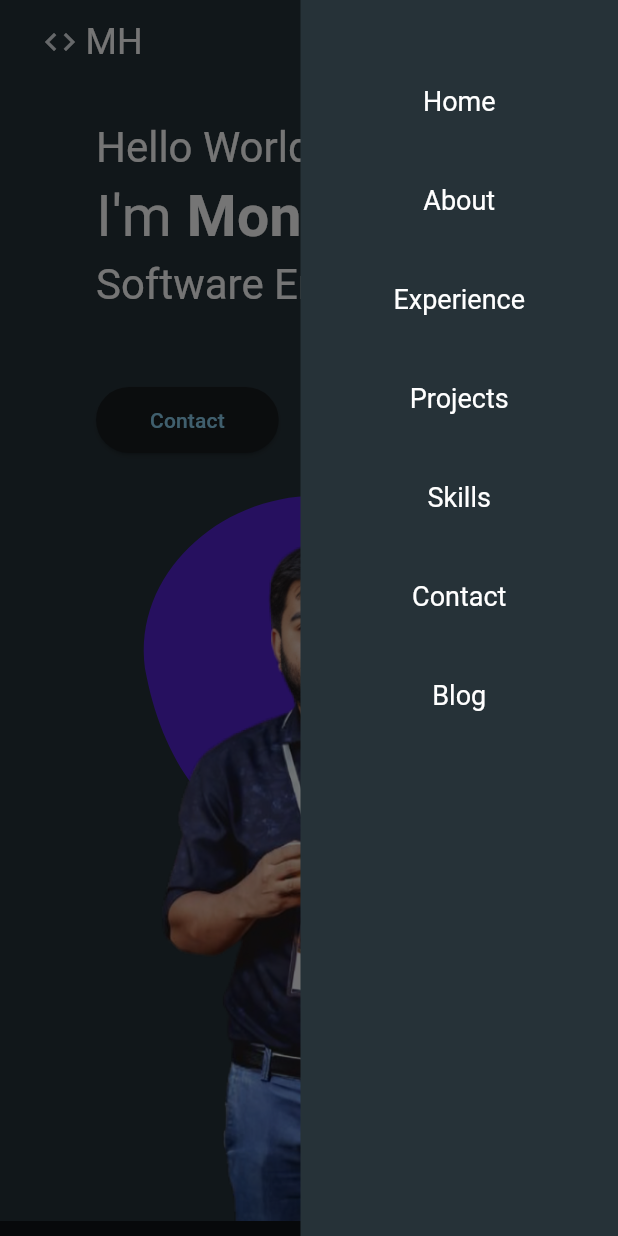
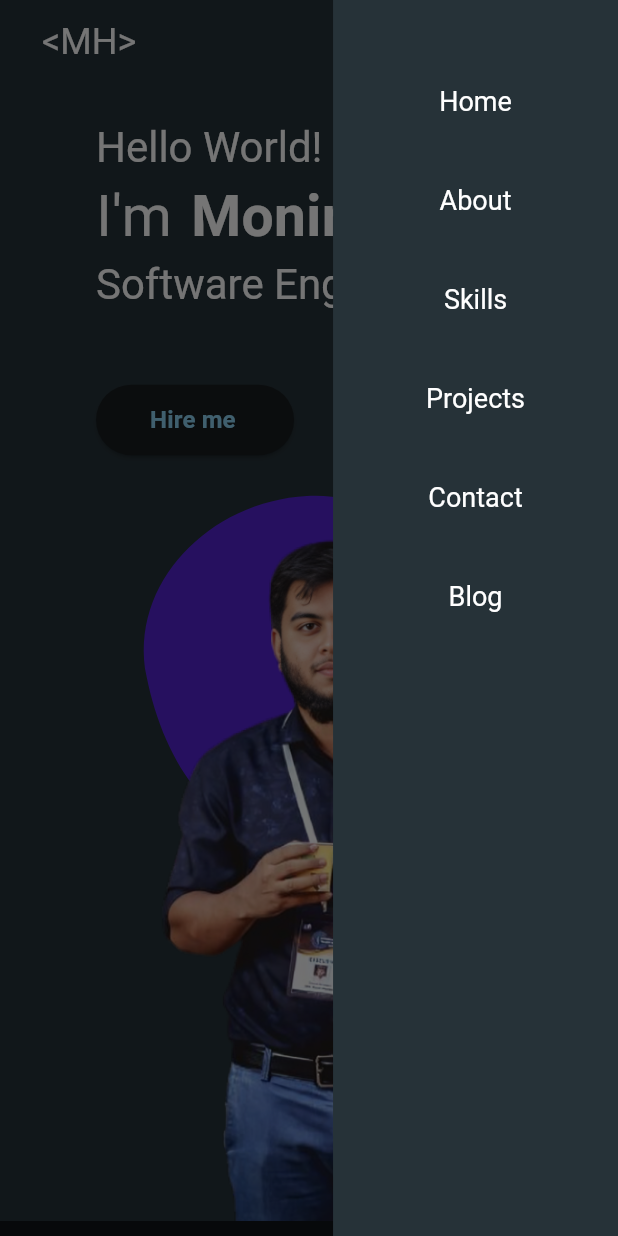
Before and after one commit to monirhelalee/portfolio_website_with_flutter, a Flutter app: the screen it shows after launch, with the side drawer open, on a phone screen of 412 x 824 dp. Run offline on Flutter 3.47's test engine with Material 3 defaults, Android fonts, the light colour scheme and no system bars; our stand-ins replace flutter_svg, go_router, lottie; network calls fail.

Commit message:
column menu redesign

```diff
--- a/lib/features/home/view/widgets/column_menu_widget.dart
+++ b/lib/features/home/view/widgets/column_menu_widget.dart
@@ -19,15 +19,11 @@ class ColumnMenuWidget extends StatelessWidget {
           const SizedBox(
             height: 30,
           ),
-          _nameWidget(context, title: 'Experience', onTap: () {}),
+          _nameWidget(context, title: 'Skills', onTap: () {}),
           const SizedBox(
             height: 30,
           ),
           _nameWidget(context, title: 'Projects', onTap: () {}),
-          const SizedBox(
-            height: 30,
-          ),
-          _nameWidget(context, title: 'Skills', onTap: () {}),
           const SizedBox(
             height: 30,
           ),
--- a/lib/features/home/view/widgets/home_widget.dart
+++ b/lib/features/home/view/widgets/home_widget.dart
@@ -65,7 +65,7 @@ class HomeWidget extends StatelessWidget {
   }
 
   Widget _helloWorld(context) {
-    return Text(
+    return SelectableText(
       'Hello World!',
       style: Theme.of(context).textTheme.headlineSmall?.copyWith(
             fontSize: 28,
@@ -77,14 +77,14 @@ class HomeWidget extends StatelessWidget {
   Widget _name(context) {
     return const Row(
       children: [
-        Text(
+        SelectableText(
           "I'm ",
           style: TextStyle(
             fontSize: 38,
             color: Colors.white,
           ),
         ),
-        Text(
+        SelectableText(
           "Monir Haider",
           style: TextStyle(
             fontSize: 38,
@@ -97,7 +97,7 @@ class HomeWidget extends StatelessWidget {
   }
 
   Widget _flutterDev(context) {
-    return Text(
+    return SelectableText(
       "Software Engineer",
       style: Theme.of(context).textTheme.headlineSmall?.copyWith(
             fontSize: 28,
@@ -135,7 +135,13 @@ class HomeWidget extends StatelessWidget {
       onPressed: () {},
       child: const Padding(
         padding: EdgeInsets.all(12),
-        child: Text("Contact"),
+        child: SelectableText(
+          "Hire me",
+          style: TextStyle(
+            fontWeight: FontWeight.bold,
+            fontSize: 16,
+          ),
+        ),
       ),
     );
   }
--- a/lib/features/home/view/widgets/logo_widget.dart
+++ b/lib/features/home/view/widgets/logo_widget.dart
@@ -12,15 +12,8 @@ class LogoWidget extends StatelessWidget {
         padding: const EdgeInsets.only(left: 12, right: 12, top: 6, bottom: 6),
         child: Row(
           children: [
-            const Icon(
-              Icons.code,
-              size: 24,
-            ),
-            const SizedBox(
-              width: 5,
-            ),
             Text(
-              'MH',
+              '<MH>',
               style: Theme.of(context).textTheme.headlineLarge?.copyWith(
                     fontSize: 24,
                     color: Colors.white,
```
Also changed, not shown: lib/features/home/view/widgets/row_menu_widget.dart (+33 -15 lines), 3 other files.
